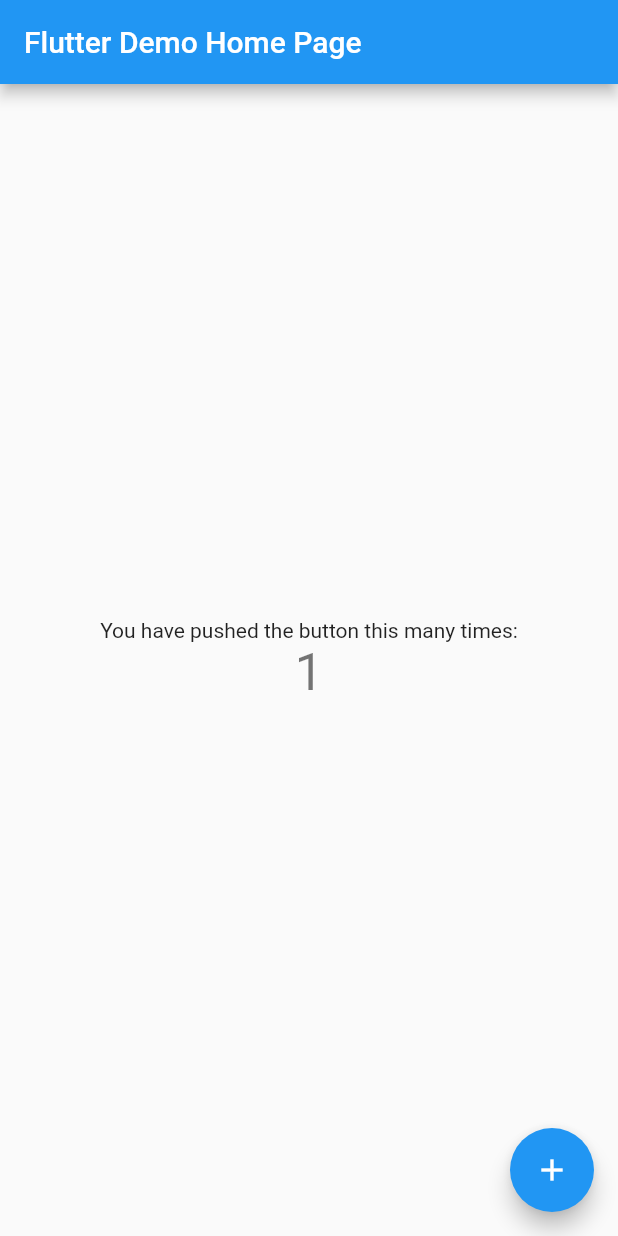
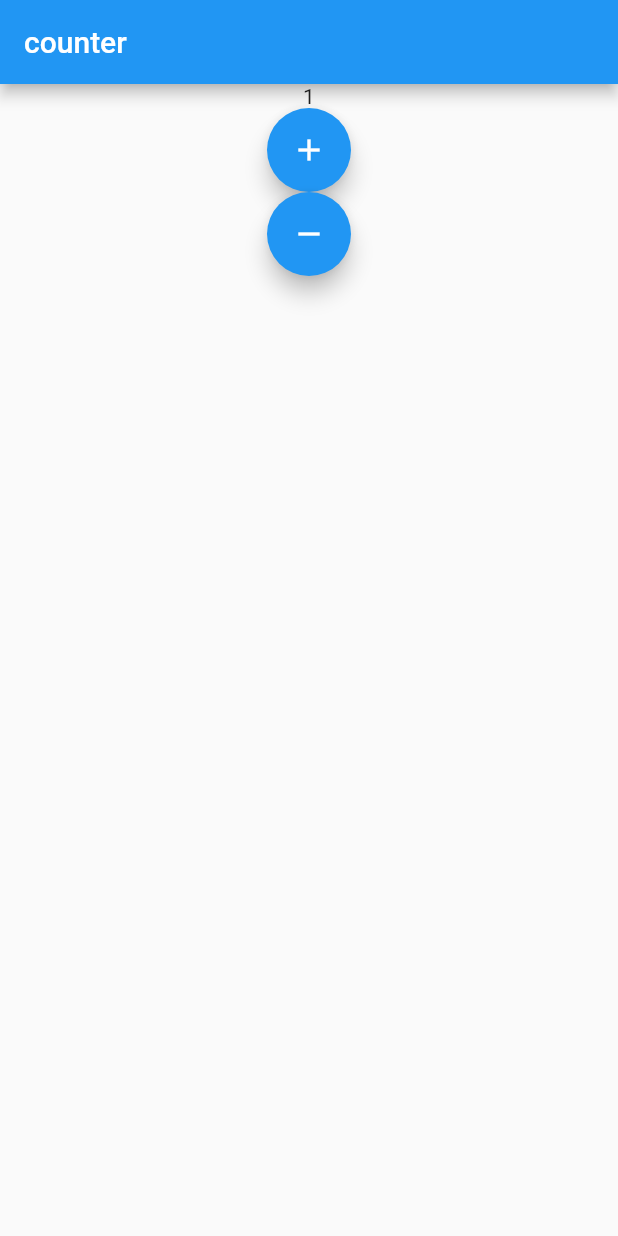
Before and after one commit to davidolleh/flutter_bloc_study, a Flutter app: the screen it shows after launch, after a tap on the "add" icon, on a phone screen of 412 x 824 dp. Run offline on Flutter 3.47's test engine with Material 2 defaults, Android fonts, the phone set to English and light mode, and no system bars; our stand-ins replace bloc, flutter_bloc.

Commit message:
add file

```diff
--- /dev/null
+++ b/lib/bloc/counter_bloc.dart
@@ -0,0 +1,23 @@
+import 'dart:async';
+
+import 'package:bloc/bloc.dart';
+import 'package:meta/meta.dart';
+
+part 'counter_event.dart';
+part 'counter_state.dart';
+
+class CounterBloc extends Bloc<CounterEvent, int> {
+  CounterBloc() : super(0) {
+    on<IncrementPressed>((event, emit) {
+      emit(state + 1);
+    });
+    on<DecrementPressed>((event, emit){
+      emit(state - 1);
+    });
+  }
+  @override
+  void onChange(Change<int> change) {
+    super.onChange(change);
+    print(change);
+  }
+}
--- /dev/null
+++ b/lib/bloc/counter_event.dart
@@ -0,0 +1,18 @@
+part of 'counter_bloc.dart';
+
+@immutable
+abstract class CounterEvent {}
+
+class IncrementPressed extends CounterEvent {
+  @override
+  String toString() {
+    return "Increment Button Pressed";
+  }
+}
+
+class DecrementPressed extends CounterEvent {
+  @override
+  String toString() {
+    return "Decrement Button Pressed";
+  }
+}
--- /dev/null
+++ b/lib/bloc/counter_state.dart
@@ -0,0 +1,6 @@
+part of 'counter_bloc.dart';
+
+@immutable
+abstract class CounterState {}
+
+class CounterInitial extends CounterState {}
--- a/lib/main.dart
+++ b/lib/main.dart
@@ -1,115 +1,17 @@
 import 'package:flutter/material.dart';
+import 'view/counter_page.dart';
+import 'view/counter.dart';
 
-void main() {
-  runApp(const MyApp());
-}
+void main() => runApp(MyApp());
 
 class MyApp extends StatelessWidget {
   const MyApp({Key? key}) : super(key: key);
 
-  // This widget is the root of your application.
   @override
   Widget build(BuildContext context) {
-    return MaterialApp(
-      title: 'Flutter Demo',
-      theme: ThemeData(
-        // This is the theme of your application.
-        //
-        // Try running your application with "flutter run". You'll see the
-        // application has a blue toolbar. Then, without quitting the app, try
-        // changing the primarySwatch below to Colors.green and then invoke
-        // "hot reload" (press "r" in the console where you ran "flutter run",
-        // or simply save your changes to "hot reload" in a Flutter IDE).
-        // Notice that the counter didn't reset back to zero; the application
-        // is not restarted.
-        primarySwatch: Colors.blue,
-      ),
-      home: const MyHomePage(title: 'Flutter Demo Home Page'),
+    return const MaterialApp(
+      title: 'BLoC study',
+      home: CounterPage(),//import alt + enter
     );
   }
 }
-
-class MyHomePage extends StatefulWidget {
-  const MyHomePage({Key? key, required this.title}) : super(key: key);
-
-  // This widget is the home page of your application. It is stateful, meaning
-  // that it has a State object (defined below) that contains fields that affect
-  // how it looks.
-
-  // This class is the configuration for the state. It holds the values (in this
-  // case the title) provided by the parent (in this case the App widget) and
-  // used by the build method of the State. Fields in a Widget subclass are
-  // always marked "final".
-
-  final String title;
-
-  @override
-  State<MyHomePage> createState() => _MyHomePageState();
-}
-
-class _MyHomePageState extends State<MyHomePage> {
-  int _counter = 0;
-
-  void _incrementCounter() {
-    setState(() {
-      // This call to setState tells the Flutter framework that something has
-      // changed in this State, which causes it to rerun the build method below
-      // so that the display can reflect the updated values. If we changed
-      // _counter without calling setState(), then the build method would not be
-      // called again, and so nothing would appear to happen.
-      _counter++;
-    });
-  }
-
-  @override
-  Widget build(BuildContext context) {
-    // This method is rerun every time setState is called, for instance as done
-    // by the _incrementCounter method above.
-    //
-    // The Flutter framework has been optimized to make rerunning build methods
-    // fast, so that you can just rebuild anything that needs updating rather
-    // than having to individually change instances of widgets.
-    return Scaffold(
-      appBar: AppBar(
-        // Here we take the value from the MyHomePage object that was created by
-        // the App.build method, and use it to set our appbar title.
-        title: Text(widget.title),
-      ),
-      body: Center(
-        // Center is a layout widget. It takes a single child and positions it
-        // in the middle of the parent.
-        child: Column(
-          // Column is also a layout widget. It takes a list of children and
-          // arranges them vertically. By default, it sizes itself to fit its
-          // children horizontally, and tries to be as tall as its parent.
-          //
-          // Invoke "debug painting" (press "p" in the console, choose the
-          // "Toggle Debug Paint" action from the Flutter Inspector in Android
-          // Studio, or the "Toggle Debug Paint" command in Visual Studio Code)
-          // to see the wireframe for each widget.
-          //
-          // Column has various properties to control how it sizes itself and
-          // how it positions its children. Here we use mainAxisAlignment to
-          // center the children vertically; the main axis here is the vertical
-          // axis because Columns are vertical (the cross axis would be
-          // horizontal).
-          mainAxisAlignment: MainAxisAlignment.center,
-          children: <Widget>[
-            const Text(
-              'You have pushed the button this many times:',
-            ),
-            Text(
-              '$_counter',
-              style: Theme.of(context).textTheme.headline4,
-            ),
-          ],
-        ),
-      ),
-      floatingActionButton: FloatingActionButton(
-        onPressed: _incrementCounter,
-        tooltip: 'Increment',
-        child: const Icon(Icons.add),
-      ), // This trailing comma makes auto-formatting nicer for build methods.
-    );
-  }
-}
--- /dev/null
+++ b/lib/model/counter_model.dart
@@ -0,0 +1,5 @@
+class Counter {
+  final int _count = 0;
+
+  int get count => _count;
+}
--- /dev/null
+++ b/lib/view/counter.dart
@@ -0,0 +1,41 @@
+import 'package:flutter/material.dart';
+import 'package:flutter_bloc/flutter_bloc.dart';
+import 'package:flutter_bloc_study/bloc/counter_bloc.dart';
+
+class CounterView extends StatelessWidget {
+  const CounterView({Key? key}) : super(key: key);
+
+  @override
+  Widget build(BuildContext context) {
+    return Scaffold(
+      appBar: AppBar(
+        title: const Text('counter'),
+      ),
+      body: Center(
+        child: Column(
+          children: [
+            BlocBuilder<CounterBloc, int>(
+              builder: (context, state) {
+                return Text(state.toString());
+              },
+            ),
+            FloatingActionButton(
+                child: const Icon(Icons.add),
+                onPressed: () {
+                  context.read<CounterBloc>().add(IncrementPressed());
+                  //현재 상황
+                  // counterBloc.add(IncrementPressed());
+                }
+            ),
+            FloatingActionButton(
+                child: const Icon(Icons.remove),
+                onPressed: () {
+                  context.read<CounterBloc>().add(DecrementPressed());
+                }
+            ),
+          ],
+        ),
+      ),
+    );
+  }
+}
--- /dev/null
+++ b/lib/view/counter_page.dart
@@ -0,0 +1,16 @@
+import 'package:flutter/material.dart';
+import 'package:flutter_bloc/flutter_bloc.dart';
+import 'package:flutter_bloc_study/bloc/counter_bloc.dart';
+import 'package:flutter_bloc_study/view/counter.dart';
+
+class CounterPage extends StatelessWidget {
+  const CounterPage({Key? key}) : super(key: key);
+
+  @override
+  Widget build(BuildContext context) {
+    return BlocProvider(
+        create: (_)=> CounterBloc(),
+        child: const CounterView(),
+    );
+  }
+}
--- a/pubspec.yaml
+++ b/pubspec.yaml
@@ -34,6 +34,8 @@ dependencies:
   # The following adds the Cupertino Icons font to your application.
   # Use with the CupertinoIcons class for iOS style icons.
   cupertino_icons: ^1.0.2
+  flutter_bloc: ^8.0.0
+  equatable: ^2.0.3
 
 dev_dependencies:
   flutter_test:
```
Also changed, not shown: pubspec.lock.
